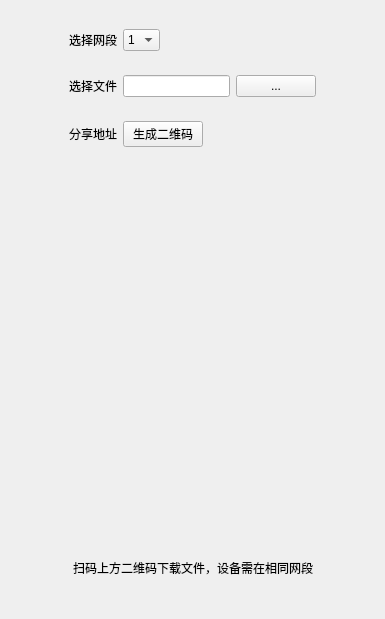
Qt form websend.ui (qianqianjun/QinLinTransfer) before a commit.
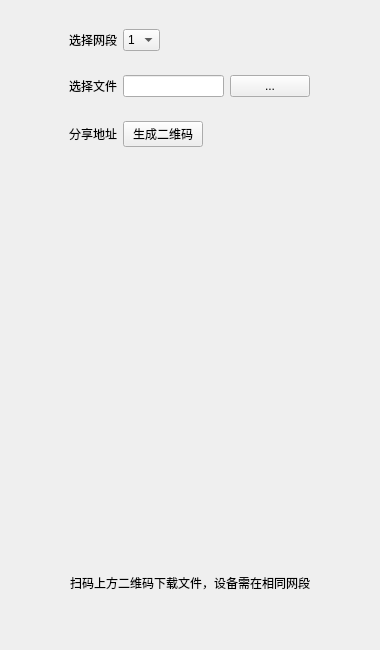
The same form after that commit.

```diff
--- a/websend.ui
+++ b/websend.ui
@@ -6,16 +6,52 @@
    <rect>
     <x>0</x>
     <y>0</y>
-    <width>385</width>
-    <height>619</height>
+    <width>380</width>
+    <height>650</height>
    </rect>
   </property>
+  <property name="sizePolicy">
+   <sizepolicy hsizetype="Fixed" vsizetype="Fixed">
+    <horstretch>0</horstretch>
+    <verstretch>0</verstretch>
+   </sizepolicy>
+  </property>
+  <property name="minimumSize">
+   <size>
+    <width>380</width>
+    <height>650</height>
+   </size>
+  </property>
+  <property name="maximumSize">
+   <size>
+    <width>380</width>
+    <height>650</height>
+   </size>
+  </property>
   <property name="windowTitle">
    <string>Form</string>
   </property>
   <layout class="QVBoxLayout" name="verticalLayout_2">
    <item>
     <widget class="QWidget" name="widget" native="true">
+     <property name="sizePolicy">
+      <sizepolicy hsizetype="Fixed" vsizetype="Preferred">
+       <horstretch>0</horstretch>
+       <verstretch>0</verstretch>
+      </sizepolicy>
+     </property>
+     <property name="minimumSize">
+      <size>
+       <width>350</width>
+       <height>0</height>
+      </size>
+     </property>
+     <property name="maximumSize">
+      <size>
+       <width>350</width>
+       <height>16777215</height>
+      </size>
+     </property>
      <layout class="QVBoxLayout" name="verticalLayout">
       <item>
        <widget class="QWidget" name="widget_3" native="true">
@@ -193,14 +229,14 @@
    <item>
     <widget class="QWidget" name="qrcode_area" native="true">
      <property name="sizePolicy">
-      <sizepolicy hsizetype="Preferred" vsizetype="Fixed">
+      <sizepolicy hsizetype="Fixed" vsizetype="Fixed">
        <horstretch>0</horstretch>
        <verstretch>0</verstretch>
       </sizepolicy>
      </property>
      <property name="minimumSize">
       <size>
-       <width>0</width>
+       <width>350</width>
        <height>350</height>
       </size>
      </property>
```
